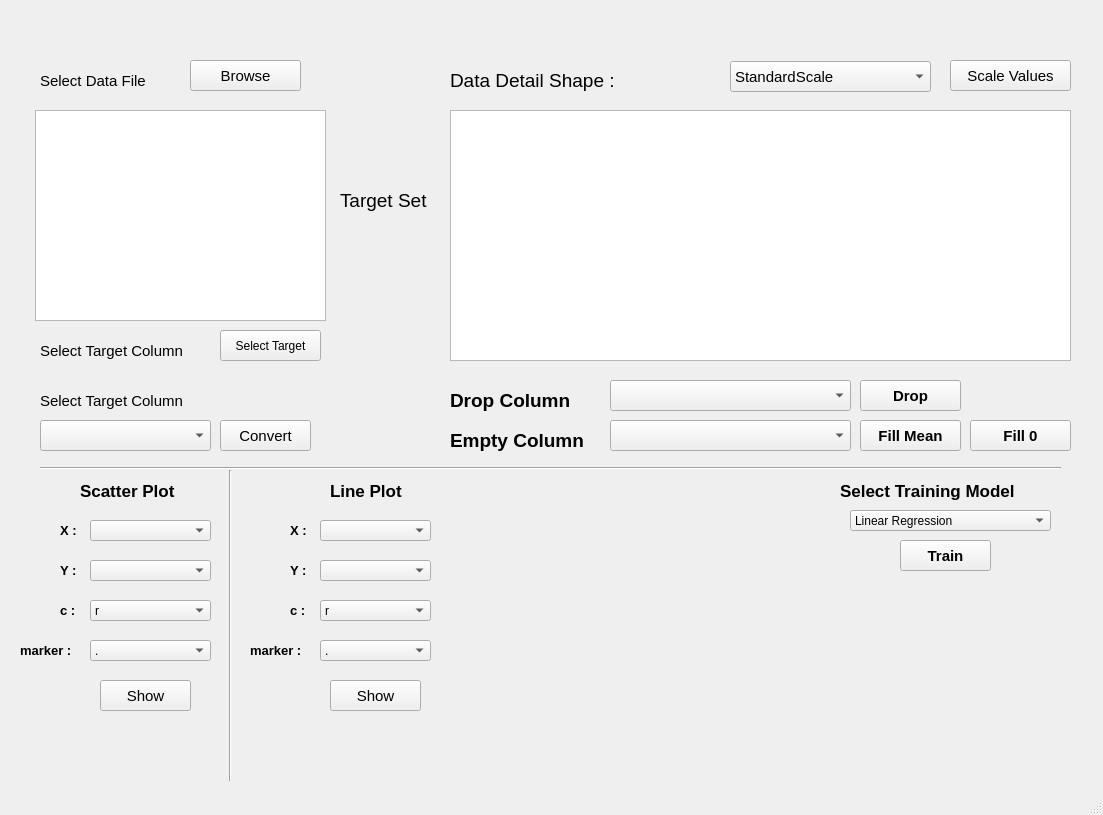
Francis099/ml_gui, file mainwindow.ui: the form before one commit.
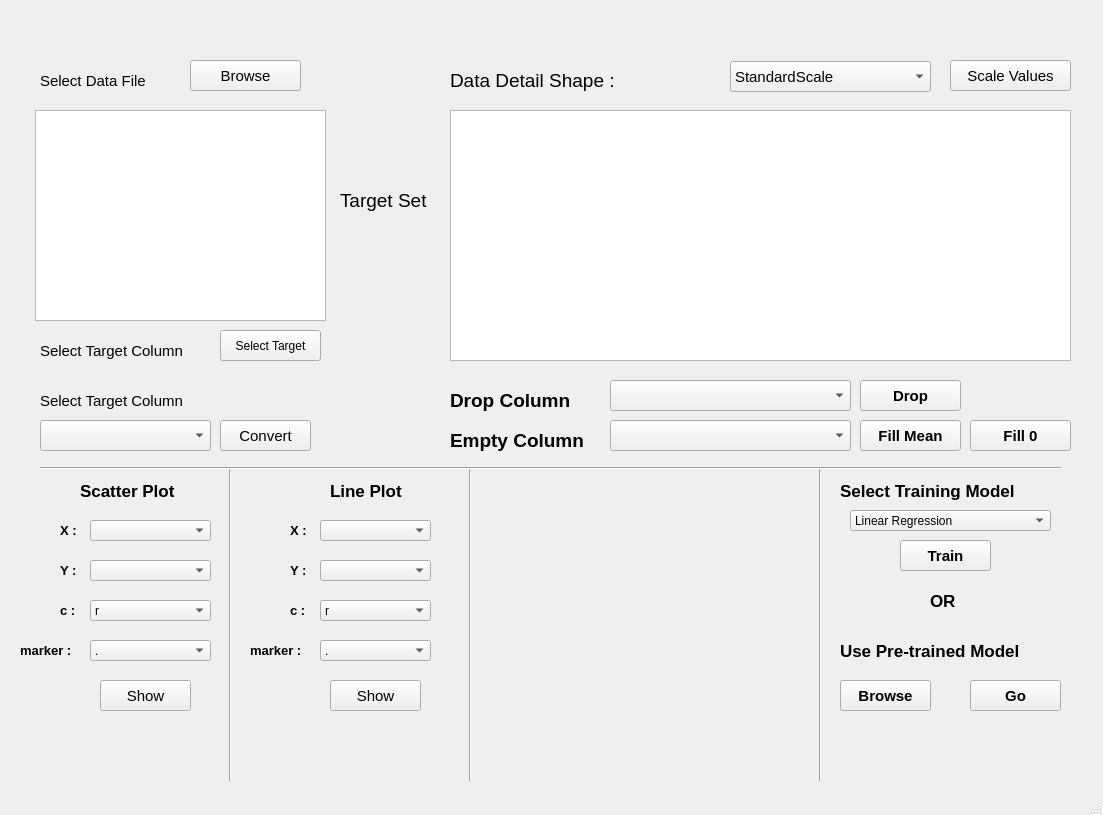
The form after the commit.

Diff of the .ui file:
```diff
--- a/mainwindow.ui
+++ b/mainwindow.ui
@@ -973,6 +973,112 @@
      <string>Train</string>
     </property>
    </widget>
+   <widget class="Line" name="line_3">
+    <property name="geometry">
+     <rect>
+      <x>460</x>
+      <y>470</y>
+      <width>20</width>
+      <height>311</height>
+     </rect>
+    </property>
+    <property name="orientation">
+     <enum>Qt::Vertical</enum>
+    </property>
+   </widget>
+   <widget class="Line" name="line_4">
+    <property name="geometry">
+     <rect>
+      <x>810</x>
+      <y>470</y>
+      <width>20</width>
+      <height>311</height>
+     </rect>
+    </property>
+    <property name="orientation">
+     <enum>Qt::Vertical</enum>
+    </property>
+   </widget>
+   <widget class="QLabel" name="label_10">
+    <property name="geometry">
+     <rect>
+      <x>930</x>
+      <y>580</y>
+      <width>31</width>
+      <height>41</height>
+     </rect>
+    </property>
+    <property name="font">
+     <font>
+      <pointsize>13</pointsize>
+      <weight>75</weight>
+      <bold>true</bold>
+     </font>
+    </property>
+    <property name="text">
+     <string>OR</string>
+    </property>
+   </widget>
+   <widget class="QLabel" name="label_20">
+    <property name="geometry">
+     <rect>
+      <x>840</x>
+      <y>630</y>
+      <width>231</width>
+      <height>41</height>
+     </rect>
+    </property>
+    <property name="font">
+     <font>
+      <pointsize>13</pointsize>
+      <weight>75</weight>
+      <bold>true</bold>
+     </font>
+    </property>
+    <property name="text">
+     <string>Use Pre-trained Model</string>
+    </property>
+   </widget>
+   <widget class="QPushButton" name="pre_trained">
+    <property name="geometry">
+     <rect>
+      <x>840</x>
+      <y>680</y>
+      <width>91</width>
+      <height>31</height>
+     </rect>
+    </property>
+    <property name="font">
+     <font>
+      <pointsize>11</pointsize>
+      <weight>75</weight>
+      <bold>true</bold>
+     </font>
+    </property>
+    <property name="text">
+     <string>Browse</string>
+    </property>
+   </widget>
+   <widget class="QPushButton" name="go_pre_trained">
+    <property name="geometry">
+     <rect>
+      <x>970</x>
+      <y>680</y>
+      <width>91</width>
+      <height>31</height>
+     </rect>
+    </property>
+    <property name="font">
+     <font>
+      <pointsize>11</pointsize>
+      <weight>75</weight>
+      <bold>true</bold>
+     </font>
+    </property>
+    <property name="text">
+     <string>Go</string>
+    </property>
+   </widget>
   </widget>
   <widget class="QMenuBar" name="menubar">
    <property name="geometry">
```
Left out of the diff: 10 changed lines with no effect on the pictures.
